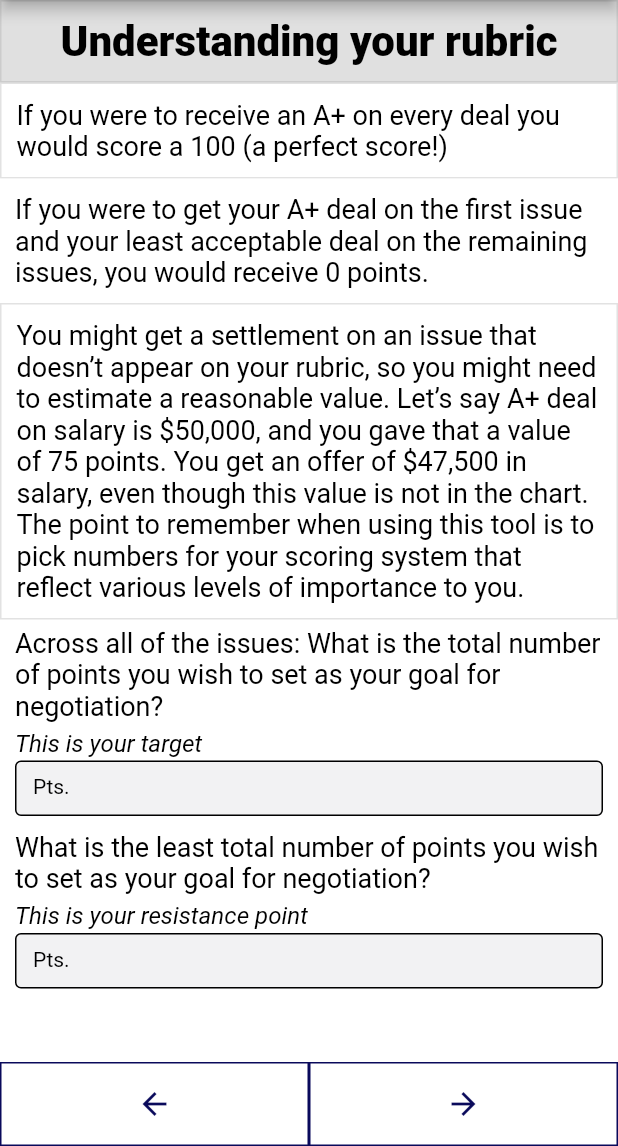
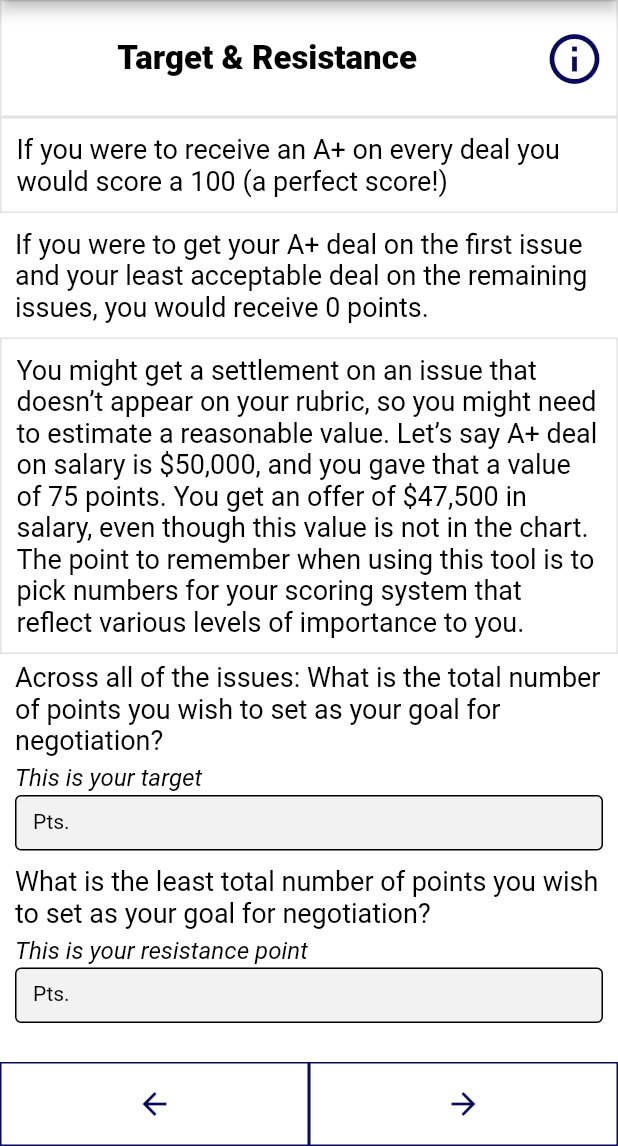
Before and after one commit to Spaghetti-Code-Inc/Negotiation-Planner, a Flutter app: the UnderStantRubrc screen opened directly, on a phone screen of 412 x 824 dp, the part 90-1236 px from its top. Run offline on Flutter 3.47's test engine with Material 2 defaults, Android fonts, the phone set to English and light mode, and no system bars; our stand-ins replace cloud_firestore, email_validator, firebase_auth, firebase_core; missing offline and left inert: dart:ffi; accounts and stored records are empty.

Commit message:
UnderStantRubrc.dart changes save

```diff
--- a/lib/IssueValues.dart
+++ b/lib/IssueValues.dart
@@ -96,6 +96,7 @@ class _IssueValuesState extends State<IssueValues> {
                     child: IconButton(
                       icon: const Icon(Icons.info_outline),
                       color: iconColor ? Colors.black : Color(0xff0A0A5B),
+                      iconSize: 40,
                       onPressed: () {
                         setState(() {
                           iconColor = true;
@@ -123,8 +124,8 @@ class _IssueValuesState extends State<IssueValues> {
                           ),
                         );
                       },
-                      iconSize: 40,
-                    )),
+                    )
+                ),
               ],
             ),
           ),
--- a/lib/UnderStantRubrc.dart
+++ b/lib/UnderStantRubrc.dart
@@ -8,6 +8,9 @@ import 'Utils.dart';
 import 'main.dart';
 
 class UnderStantRubrc extends StatelessWidget {
+
+  bool iconColor = false;
+
   UnderStantRubrc({super.key});
   TextEditingController totalTarget = new TextEditingController();
   TextEditingController totalResistance = new TextEditingController();
@@ -35,30 +38,65 @@ class UnderStantRubrc extends StatelessWidget {
               children: [
                 Container(
                   margin: const EdgeInsets.all(0),
-                  padding: const EdgeInsets.all(10),
+                  padding: const EdgeInsets.only(top: 10, bottom: 10),
                   width: MediaQuery.of(context).size.width,
                   decoration: BoxDecoration(
-                    color: const Color(0x1f000000),
+                    color: const Color(0xffffff),
                     shape: BoxShape.rectangle,
                     borderRadius: BorderRadius.zero,
-                    border:
-                        Border.all(color: const Color(0x4d9e9e9e), width: 1),
+                    border: Border.all(color: const Color(0x4d9e9e9e), width: 1),
                   ),
-                  child: const Align(
-                    alignment: Alignment.center,
+                  child: Row(
+                      children: [
+                        Expanded(
                           child: Text(
-                      "Understanding your rubric",
+                            "Target & Resistance",
                             textAlign: TextAlign.center,
-                      overflow: TextOverflow.clip,
+                            overflow: TextOverflow.visible,
                             style: TextStyle(
                               fontWeight: FontWeight.w800,
                               fontStyle: FontStyle.normal,
-                        fontSize: 28,
+                              fontSize: 22,
                               color: Color(0xff000000),
                             ),
                           ),
                         ),
+                        IconButton(
+                          icon: const Icon(Icons.info_outline),
+                          color: iconColor ? Colors.black : Color(0xff0A0A5B),
+                          iconSize: 40,
+                          onPressed: () {
+
+                            iconColor = true;
+
+                            showDialog(
+                              context: context,
+                              builder: (BuildContext context) => AlertDialog(
+                                title: const Text(
+                                    'Understanding your rubric'
                                 ),
+                                content: const Text(
+                                    "If you were to receive an A+ on every deal you would score a 100 (a perfect score!)"
+                                ),
+                                actions: [
+                                  TextButton(
+                                    child: const Text('Next'),
+                                    style: TextButton.styleFrom(
+                                      foregroundColor: Color(0xFF6DC090),
+                                    ),
+                                    onPressed: () {
+                                      Navigator.pop(context);
+                                    },
+                                  ),
+                                ],
+                              ),
+                            );
+                          },
+                        )
+                      ]
+                  ),
+                ),
+
                 Container(
                   margin: const EdgeInsets.all(0),
                   padding: const EdgeInsets.all(0),
```
Also changed, not shown: lib/main.dart (line endings or trailing spaces). Lines whose indentation alone changed are shown as unchanged.
